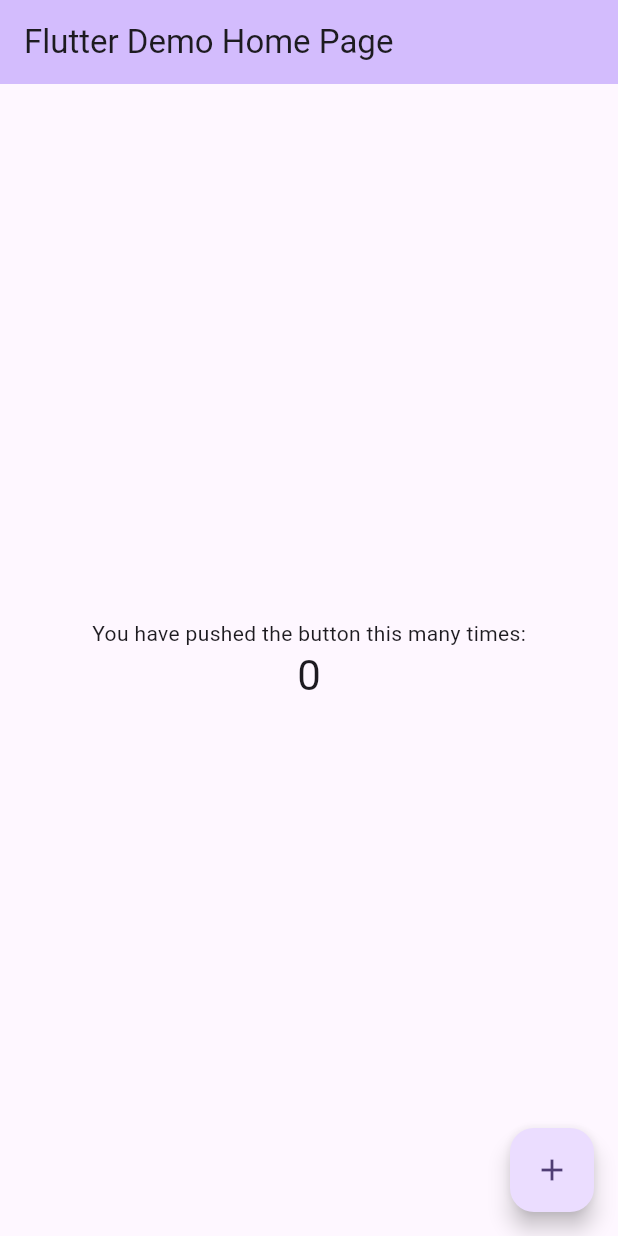
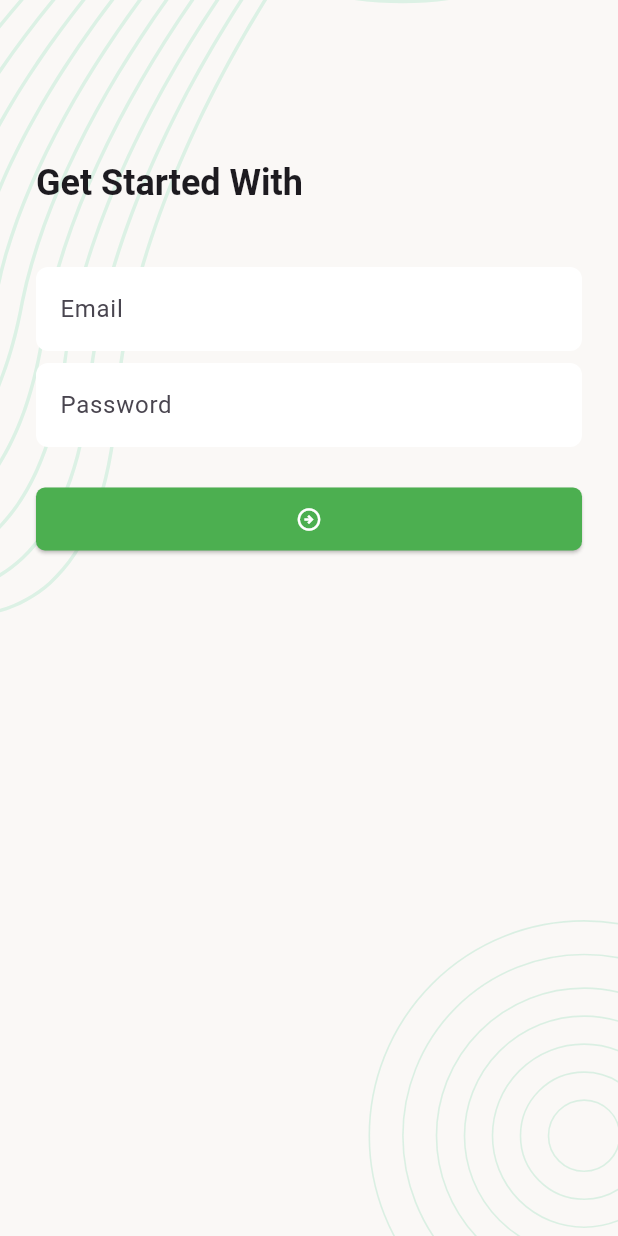
Before and after one commit to rakibmahmudkhan/Todo, a Flutter app: the screen it shows after launch, on a phone screen of 412 x 824 dp. Run offline on Flutter 3.47's test engine with Material 3 defaults, Android fonts, the phone set to English and light mode, and no system bars; our stand-ins replace flutter_svg.

Commit message:
screen created

```diff
--- /dev/null
+++ b/lib/app.dart
@@ -0,0 +1,55 @@
+import 'package:flutter/material.dart';
+import 'package:todo/ui/screens/splash_screen.dart';
+import 'package:todo/ui/utils/app_color.dart';
+
+class TaskManagerApp extends StatefulWidget {
+  const TaskManagerApp({super.key});
+
+  @override
+  State<TaskManagerApp> createState() => _TaskManagerAppState();
+}
+
+class _TaskManagerAppState extends State<TaskManagerApp> {
+  @override
+  Widget build(BuildContext context) {
+    return MaterialApp(
+      theme: ThemeData(
+        textTheme: const TextTheme(),
+        inputDecorationTheme: _inputDecorationTheme(),
+        elevatedButtonTheme: _elevatedButtonTheme(),
+      ),
+      debugShowCheckedModeBanner: false,
+      home: const SplashScreen(),
+    );
+  }
+
+  ElevatedButtonThemeData _elevatedButtonTheme() {
+    return ElevatedButtonThemeData(
+      style: ElevatedButton.styleFrom(
+          backgroundColor: AppColors.themeColor,
+          foregroundColor: AppColors.buttonForeGroundColor,
+          padding: const EdgeInsets.symmetric(horizontal: 16, vertical: 12),
+          fixedSize: const Size.fromWidth(double.maxFinite),
+          shape:
+              RoundedRectangleBorder(borderRadius: BorderRadius.circular(6))),
+    );
+  }
+
+  InputDecorationTheme _inputDecorationTheme() {
+    return InputDecorationTheme(
+      border: _inputBorder(),
+      enabledBorder: _inputBorder(),
+      errorBorder: _inputBorder(),
+      focusedBorder: _inputBorder(),
+      fillColor: Colors.white,
+      filled: true,
+    );
+  }
+
+  OutlineInputBorder _inputBorder() {
+    return OutlineInputBorder(
+      borderRadius: BorderRadius.circular(8),
+      borderSide: BorderSide.none,
+    );
+  }
+}
--- a/lib/main.dart
+++ b/lib/main.dart
@@ -1,125 +1,6 @@
 import 'package:flutter/material.dart';
+import 'package:todo/app.dart';
 
-void main() {
-  runApp(const MyApp());
-}
-
-class MyApp extends StatelessWidget {
-  const MyApp({super.key});
-
-  // This widget is the root of your application.
-  @override
-  Widget build(BuildContext context) {
-    return MaterialApp(
-      title: 'Flutter Demo',
-      theme: ThemeData(
-        // This is the theme of your application.
-        //
-        // TRY THIS: Try running your application with "flutter run". You'll see
-        // the application has a purple toolbar. Then, without quitting the app,
-        // try changing the seedColor in the colorScheme below to Colors.green
-        // and then invoke "hot reload" (save your changes or press the "hot
-        // reload" button in a Flutter-supported IDE, or press "r" if you used
-        // the command line to start the app).
-        //
-        // Notice that the counter didn't reset back to zero; the application
-        // state is not lost during the reload. To reset the state, use hot
-        // restart instead.
-        //
-        // This works for code too, not just values: Most code changes can be
-        // tested with just a hot reload.
-        colorScheme: ColorScheme.fromSeed(seedColor: Colors.deepPurple),
-        useMaterial3: true,
-      ),
-      home: const MyHomePage(title: 'Flutter Demo Home Page'),
-    );
-  }
-}
-
-class MyHomePage extends StatefulWidget {
-  const MyHomePage({super.key, required this.title});
-
-  // This widget is the home page of your application. It is stateful, meaning
-  // that it has a State object (defined below) that contains fields that affect
-  // how it looks.
-
-  // This class is the configuration for the state. It holds the values (in this
-  // case the title) provided by the parent (in this case the App widget) and
-  // used by the build method of the State. Fields in a Widget subclass are
-  // always marked "final".
-
-  final String title;
-
-  @override
-  State<MyHomePage> createState() => _MyHomePageState();
-}
-
-class _MyHomePageState extends State<MyHomePage> {
-  int _counter = 0;
-
-  void _incrementCounter() {
-    setState(() {
-      // This call to setState tells the Flutter framework that something has
-      // changed in this State, which causes it to rerun the build method below
-      // so that the display can reflect the updated values. If we changed
-      // _counter without calling setState(), then the build method would not be
-      // called again, and so nothing would appear to happen.
-      _counter++;
-    });
-  }
-
-  @override
-  Widget build(BuildContext context) {
-    // This method is rerun every time setState is called, for instance as done
-    // by the _incrementCounter method above.
-    //
-    // The Flutter framework has been optimized to make rerunning build methods
-    // fast, so that you can just rebuild anything that needs updating rather
-    // than having to individually change instances of widgets.
-    return Scaffold(
-      appBar: AppBar(
-        // TRY THIS: Try changing the color here to a specific color (to
-        // Colors.amber, perhaps?) and trigger a hot reload to see the AppBar
-        // change color while the other colors stay the same.
-        backgroundColor: Theme.of(context).colorScheme.inversePrimary,
-        // Here we take the value from the MyHomePage object that was created by
-        // the App.build method, and use it to set our appbar title.
-        title: Text(widget.title),
-      ),
-      body: Center(
-        // Center is a layout widget. It takes a single child and positions it
-        // in the middle of the parent.
-        child: Column(
-          // Column is also a layout widget. It takes a list of children and
-          // arranges them vertically. By default, it sizes itself to fit its
-          // children horizontally, and tries to be as tall as its parent.
-          //
-          // Column has various properties to control how it sizes itself and
-          // how it positions its children. Here we use mainAxisAlignment to
-          // center the children vertically; the main axis here is the vertical
-          // axis because Columns are vertical (the cross axis would be
-          // horizontal).
-          //
-          // TRY THIS: Invoke "debug painting" (choose the "Toggle Debug Paint"
-          // action in the IDE, or press "p" in the console), to see the
-          // wireframe for each widget.
-          mainAxisAlignment: MainAxisAlignment.center,
-          children: <Widget>[
-            const Text(
-              'You have pushed the button this many times:',
-            ),
-            Text(
-              '$_counter',
-              style: Theme.of(context).textTheme.headlineMedium,
-            ),
-          ],
-        ),
-      ),
-      floatingActionButton: FloatingActionButton(
-        onPressed: _incrementCounter,
-        tooltip: 'Increment',
-        child: const Icon(Icons.add),
-      ), // This trailing comma makes auto-formatting nicer for build methods.
-    );
-  }
-}
+void main(){
+  runApp(TaskManagerApp());
+ }
--- /dev/null
+++ b/lib/ui/screens/sign_in_screen.dart
@@ -0,0 +1,54 @@
+import 'package:flutter/material.dart';
+import 'package:todo/ui/utils/app_color.dart';
+import 'package:todo/ui/widgets/screen_background.dart';
+
+class SignInScreen extends StatefulWidget {
+  const SignInScreen({super.key});
+
+  @override
+  State<SignInScreen> createState() => _SignInScreenState();
+}
+
+class _SignInScreenState extends State<SignInScreen> {
+  @override
+  Widget build(BuildContext context) {
+    TextTheme textTheme = Theme.of(context).textTheme;
+    return Scaffold(
+
+      body: ScreenBackground(
+          child: Padding(
+        padding: const EdgeInsets.all(24.0),
+        child: Column(
+          crossAxisAlignment: CrossAxisAlignment.start,
+          children: [
+            const SizedBox(
+              height: 82,
+            ),
+            Text("Get Started With",
+                style: textTheme.headlineSmall
+                    ?.copyWith(fontWeight: FontWeight.w700)),
+            const SizedBox(
+              height: 40,
+            ),
+            TextFormField(
+              decoration: const InputDecoration(
+                hintText: "Email",
+              ),
+            ),
+            const SizedBox(height: 8),
+            TextFormField(
+              decoration: const InputDecoration(
+                hintText: "Password",
+              ),
+            ),
+            const SizedBox(height: 24),
+            ElevatedButton(
+              onPressed: () {},
+              child: const Icon(Icons.arrow_circle_right_outlined),
+            )
+          ],
+        ),
+      )),
+    );
+  }
+}
--- /dev/null
+++ b/lib/ui/screens/splash_screen.dart
@@ -0,0 +1,50 @@
+import 'package:flutter/material.dart';
+import 'package:flutter_svg/svg.dart';
+import 'package:todo/ui/screens/sign_in_screen.dart';
+
+import '../utils/assets_path.dart';
+import '../widgets/screen_background.dart';
+
+class SplashScreen extends StatefulWidget {
+  const SplashScreen({super.key});
+
+  @override
+  State<SplashScreen> createState() => _SplashScreenState();
+}
+
+class _SplashScreenState extends State<SplashScreen> {
+  @override
+  void initState() {
+    // TODO: implement initState
+    super.initState();
+    _moveToNextScreen();
+
+  }
+
+  Future<void> _moveToNextScreen() async {
+    await Future.delayed(Duration(seconds: 2));
+
+    Navigator.pushReplacement(context, MaterialPageRoute(builder: (context) {
+      return const SignInScreen();
+    }));
+  }
+
+  @override
+  Widget build(BuildContext context) {
+    return Scaffold(
+      body: ScreenBackground(
+        child: Center(
+          child: Column(
+            mainAxisAlignment: MainAxisAlignment.center,
+            children: [
+              SvgPicture.asset(
+                AssetsPath.imagePath,
+                width: 120,
+              )
+            ],
+          ),
+        ),
+      ),
+    );
+  }
+}
--- /dev/null
+++ b/lib/ui/utils/app_color.dart
@@ -0,0 +1,7 @@
+ import 'package:flutter/material.dart';
+
+class AppColors{
+
+  static const Color themeColor= Colors.green;
+  static const Color buttonForeGroundColor= Colors.white;
+}
--- /dev/null
+++ b/lib/ui/utils/assets_path.dart
@@ -0,0 +1,7 @@
+class AssetsPath
+{
+
+
+  static const String imagePath="assets/images/logo.svg";
+  static const String backGroundImagePath="assets/images/background.svg";
+}
--- /dev/null
+++ b/lib/ui/widgets/screen_background.dart
@@ -0,0 +1,29 @@
+import 'package:flutter/material.dart';
+import 'package:flutter_svg/svg.dart';
+
+import '../utils/assets_path.dart';
+
+class ScreenBackground extends StatelessWidget {
+  const ScreenBackground({super.key, required this.child});
+
+  final Widget child;
+
+  @override
+  Widget build(BuildContext context) {
+    Size screenSize = MediaQuery.of(context).size;
+
+    return Stack(
+      children: [
+        Positioned.fill(
+          child: SvgPicture.asset(
+            AssetsPath.backGroundImagePath,
+            fit: BoxFit.cover,
+            height: screenSize.height * 1,
+            width: screenSize.width * 1,
+          ),
+        ),
+        SafeArea(child: child),
+      ],
+    );
+  }
+}
```
Also changed, not shown: pubspec.yaml (+11 -47 lines), assets/images/background.svg (added), assets/images/logo.svg (added), pubspec.lock, 1 other file.
